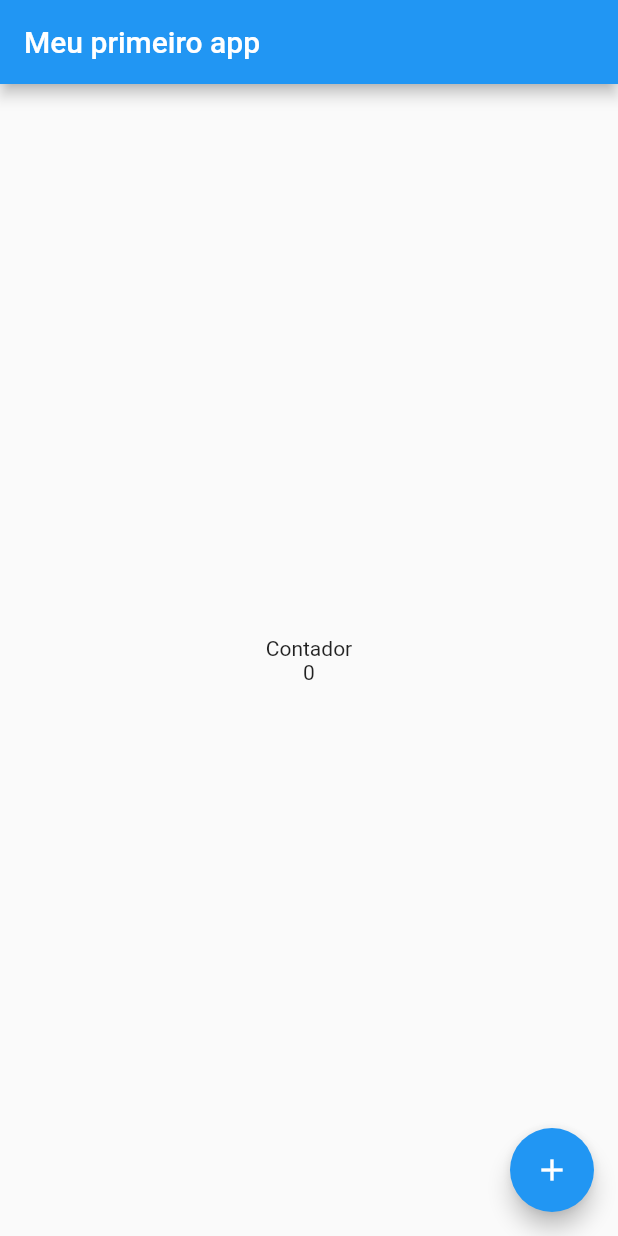
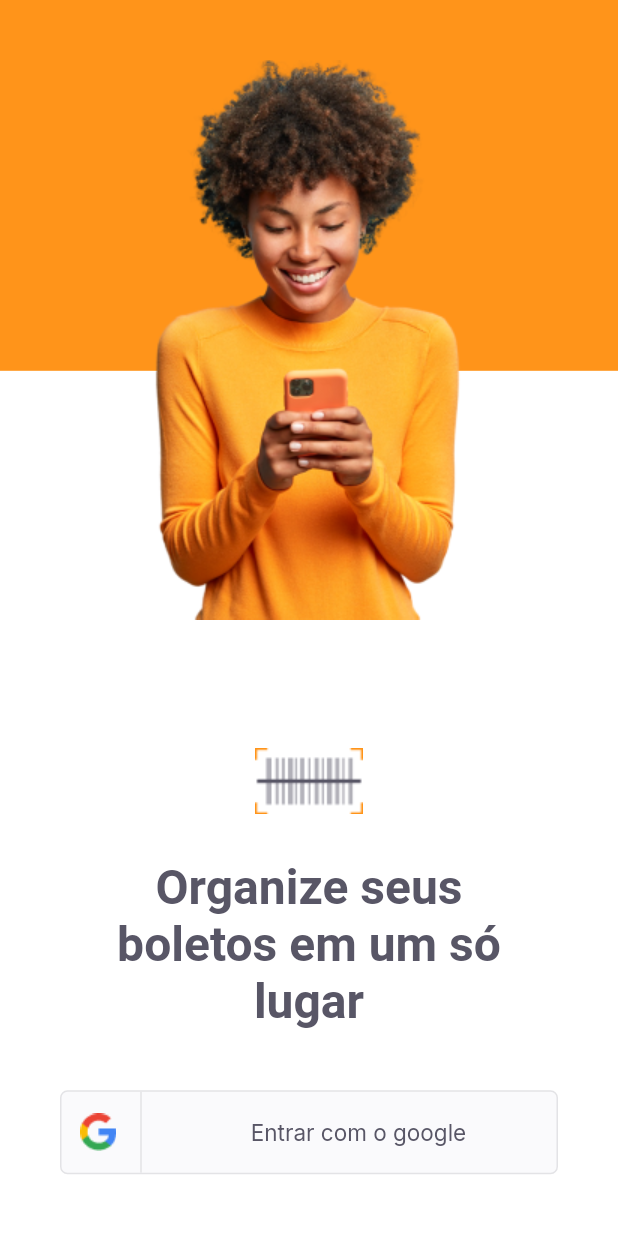
Before and after one commit to danielg-favero/PayFlow-NLWTogether-Flutter, a Flutter app: the screen it shows after launch, on a phone screen of 412 x 824 dp. Run offline on Flutter 3.47's test engine with Material 2 defaults, Android fonts, the light colour scheme and no system bars; our stand-ins replace google_fonts.

Commit message:
chore: adicionado splash screen e login screen

```diff
--- a/lib/main.dart
+++ b/lib/main.dart
@@ -1,41 +1,20 @@
 // importando o flutter para dentro do dart
 import 'package:flutter/material.dart';
+import 'package:payflow_nlw_together_flutter/models/login/loginPage.dart';
+import 'package:payflow_nlw_together_flutter/models/splash/splashPage.dart';
+import 'package:payflow_nlw_together_flutter/shared/themes/appColors.dart';
 
 void main() {
-  runApp(MaterialApp(
-      theme: ThemeData(primarySwatch: Colors.blue), home: HomePage()));
+  runApp(AppWidget());
 }
 
-class HomePage extends StatefulWidget {
-  @override
-  State<HomePage> createState() => _HomePageState();
-}
-
-class _HomePageState extends State<HomePage> {
-  var count = 0;
-
-  void increment() {
-    count++;
-    setState(() {});
-  }
-
+class AppWidget extends StatelessWidget {
   @override
   Widget build(BuildContext context) {
-    return Scaffold(
-      appBar: AppBar(
-        title: Text("Meu primeiro app"),
-      ),
-      body: Center(
-          child: Text(
-        "Contador\n$count",
-        textAlign: TextAlign.center,
-      )),
-      floatingActionButton: FloatingActionButton(
-        child: const Icon(Icons.add),
-        onPressed: () {
-          increment();
-        },
-      ),
+    return MaterialApp(
+      title: "Payflow",
+      theme: ThemeData(primaryColor: AppColors.primary),
+      home: LoginPage(),
     );
   }
 }
--- /dev/null
+++ b/lib/models/home/homePage.dart
@@ -0,0 +1,10 @@
+import 'package:flutter/material.dart';
+
+class HomePage extends StatelessWidget {
+  @override
+  Widget build(BuildContext context) {
+    return Scaffold(
+      appBar: AppBar(title: Text("HomePage")),
+    );
+  }
+}
--- /dev/null
+++ b/lib/models/login/loginPage.dart
@@ -0,0 +1,68 @@
+import 'package:flutter/material.dart';
+import 'package:payflow_nlw_together_flutter/shared/themes/appColors.dart';
+import 'package:payflow_nlw_together_flutter/shared/themes/appImages.dart';
+import 'package:payflow_nlw_together_flutter/shared/themes/appTextStyles.dart';
+import 'package:payflow_nlw_together_flutter/shared/widgets/socialLogin/socialLoginButton.dart';
+
+class LoginPage extends StatefulWidget {
+  LoginPage({Key? key}) : super(key: key);
+
+  @override
+  _LoginPageState createState() => _LoginPageState();
+}
+
+class _LoginPageState extends State<LoginPage> {
+  @override
+  Widget build(BuildContext context) {
+    final size = MediaQuery.of(context).size;
+
+    return Scaffold(
+        backgroundColor: AppColors.background,
+        body: Container(
+            width: size.width,
+            height: size.height,
+            child: Stack(
+              children: [
+                Container(
+                  width: size.width,
+                  height: size.height * 0.3,
+                  color: AppColors.primary,
+                ),
+                Positioned(
+                  top: 40,
+                  left: 0,
+                  right: 0,
+                  child: Image.asset(
+                    AppImages.person,
+                    width: 208,
+                    height: 373,
+                  ),
+                ),
+                Positioned(
+                    bottom: size.height * 0.05,
+                    left: 0,
+                    right: 0,
+                    child: Column(
+                      mainAxisAlignment: MainAxisAlignment.center,
+                      crossAxisAlignment: CrossAxisAlignment.center,
+                      children: [
+                        Image.asset(AppImages.logomini),
+                        Padding(
+                          padding: const EdgeInsets.only(
+                              top: 30, left: 70, right: 70),
+                          child: Text("Organize seus boletos em um só lugar",
+                              textAlign: TextAlign.center,
+                              style: TextStyles.titleHome),
+                        ),
+                        Padding(
+                            padding: const EdgeInsets.only(
+                                left: 40, right: 40, top: 40),
+                            child: SocialLoginButton(onTap: () {
+                              print("oiiii");
+                            }))
+                      ],
+                    ))
+              ],
+            )));
+  }
+}
--- /dev/null
+++ b/lib/models/splash/splashPage.dart
@@ -0,0 +1,17 @@
+import 'package:flutter/material.dart';
+import 'package:payflow_nlw_together_flutter/shared/themes/appColors.dart';
+import 'package:payflow_nlw_together_flutter/shared/themes/appImages.dart';
+
+class SplashPage extends StatelessWidget {
+  @override
+  Widget build(BuildContext context) {
+    return Scaffold(
+        backgroundColor: AppColors.background,
+        body: Stack(
+          children: [
+            Center(child: Image.asset(AppImages.union)),
+            Center(child: Image.asset(AppImages.logoFull))
+          ],
+        ));
+  }
+}
--- /dev/null
+++ b/lib/shared/themes/appColors.dart
@@ -0,0 +1,12 @@
+import 'package:flutter/material.dart';
+
+class AppColors {
+  static final primary = Color(0xFFFF941A);
+  static final grey = Color(0xFF585666);
+  static final detete = Color(0xFFE83F5B);
+  static final heading = Color(0xFF585666);
+  static final body = Color(0xFF706E74);
+  static final stroke = Color(0xFFE3E3E6);
+  static final shape = Color(0xFFFAFAFC);
+  static final background = Color(0xFFFFFFFF);
+}
--- /dev/null
+++ b/lib/shared/themes/appImages.dart
@@ -0,0 +1,7 @@
+class AppImages {
+  static const logoFull = "assets/images/logofull.png";
+  static const logomini = "assets/images/logomini.png";
+  static const union = "assets/images/union.png";
+  static const person = "assets/images/person.png";
+  static const google = "assets/images/google.png";
+}
--- /dev/null
+++ b/lib/shared/themes/appTextStyles.dart
@@ -0,0 +1,111 @@
+import 'package:flutter/material.dart';
+import 'package:google_fonts/google_fonts.dart';
+import 'package:payflow_nlw_together_flutter/shared/themes/appColors.dart';
+
+class TextStyles {
+  static final titleHome = GoogleFonts.lexendDeca(
+    fontSize: 32,
+    fontWeight: FontWeight.w600,
+    color: AppColors.heading,
+  );
+  static final titleRegular = GoogleFonts.lexendDeca(
+    fontSize: 20,
+    fontWeight: FontWeight.w400,
+    color: AppColors.heading,
+  );
+  static final titleBoldHeading = GoogleFonts.lexendDeca(
+    fontSize: 20,
+    fontWeight: FontWeight.w600,
+    color: AppColors.heading,
+  );
+  static final titleBoldBackground = GoogleFonts.lexendDeca(
+    fontSize: 20,
+    fontWeight: FontWeight.w600,
+    color: AppColors.background,
+  );
+  static final titleListTile = GoogleFonts.lexendDeca(
+    fontSize: 17,
+    fontWeight: FontWeight.w600,
+    color: AppColors.heading,
+  );
+  static final trailingRegular = GoogleFonts.lexendDeca(
+    fontSize: 16,
+    fontWeight: FontWeight.w400,
+    color: AppColors.heading,
+  );
+  static final trailingBold = GoogleFonts.lexendDeca(
+    fontSize: 16,
+    fontWeight: FontWeight.w600,
+    color: AppColors.heading,
+  );
+  static final buttonPrimary = GoogleFonts.inter(
+    fontSize: 15,
+    fontWeight: FontWeight.w400,
+    color: AppColors.primary,
+  );
+  static final buttonHeading = GoogleFonts.inter(
+    fontSize: 15,
+    fontWeight: FontWeight.w400,
+    color: AppColors.heading,
+  );
+  static final buttonGray = GoogleFonts.inter(
+    fontSize: 15,
+    fontWeight: FontWeight.w400,
+    color: AppColors.grey,
+  );
+  static final buttonBackground = GoogleFonts.inter(
+    fontSize: 15,
+    fontWeight: FontWeight.w400,
+    color: AppColors.background,
+  );
+  static final buttonBoldPrimary = GoogleFonts.inter(
+    fontSize: 15,
+    fontWeight: FontWeight.w700,
+    color: AppColors.primary,
+  );
+  static final buttonBoldHeading = GoogleFonts.inter(
+    fontSize: 15,
+    fontWeight: FontWeight.w700,
+    color: AppColors.heading,
+  );
+  static final buttonBoldGray = GoogleFonts.inter(
+    fontSize: 15,
+    fontWeight: FontWeight.w700,
+    color: AppColors.grey,
+  );
+  static final buttonBoldBackground = GoogleFonts.inter(
+    fontSize: 15,
+    fontWeight: FontWeight.w700,
+    color: AppColors.background,
+  );
+  static final captionBackground = GoogleFonts.lexendDeca(
+    fontSize: 13,
+    fontWeight: FontWeight.w400,
+    color: AppColors.background,
+  );
+  static final captionShape = GoogleFonts.lexendDeca(
+    fontSize: 13,
+    fontWeight: FontWeight.w400,
+    color: AppColors.shape,
+  );
+  static final captionBody = GoogleFonts.lexendDeca(
+    fontSize: 13,
+    fontWeight: FontWeight.w400,
+    color: AppColors.body,
+  );
+  static final captionBoldBackground = GoogleFonts.lexendDeca(
+    fontSize: 13,
+    fontWeight: FontWeight.w600,
+    color: AppColors.background,
+  );
+  static final captionBoldShape = GoogleFonts.lexendDeca(
+    fontSize: 13,
+    fontWeight: FontWeight.w600,
+    color: AppColors.shape,
+  );
+  static final captionBoldBody = GoogleFonts.lexendDeca(
+    fontSize: 13,
+    fontWeight: FontWeight.w600,
+    color: AppColors.body,
+  );
+}
--- /dev/null
+++ b/lib/shared/widgets/socialLogin/socialLoginButton.dart
@@ -0,0 +1,48 @@
+import 'package:flutter/material.dart';
+import 'package:payflow_nlw_together_flutter/shared/themes/appColors.dart';
+import 'package:payflow_nlw_together_flutter/shared/themes/appImages.dart';
+import 'package:payflow_nlw_together_flutter/shared/themes/appTextStyles.dart';
+
+class SocialLoginButton extends StatelessWidget {
+  const SocialLoginButton({Key? key, required this.onTap}) : super(key: key);
+  final VoidCallback onTap;
+
+  @override
+  Widget build(BuildContext context) {
+    return InkWell(
+      onTap: onTap,
+      child: Container(
+          height: 56,
+          decoration: BoxDecoration(
+              color: AppColors.shape,
+              borderRadius: BorderRadius.circular(5),
+              border:
+                  Border.fromBorderSide(BorderSide(color: AppColors.stroke))),
+          child: Row(
+            children: [
+              Expanded(
+                  flex: 1,
+                  child: Row(
+                      mainAxisAlignment: MainAxisAlignment.center,
+                      children: [
+                        Image.asset(AppImages.google),
+                        SizedBox(width: 16),
+                        Container(height: 56, width: 1, color: AppColors.stroke)
+                      ])),
+              Expanded(
+                flex: 4,
+                child: Row(
+                  mainAxisAlignment: MainAxisAlignment.center,
+                  children: [
+                    Text(
+                      "Entrar com o google",
+                      style: TextStyles.buttonGray,
+                    )
+                  ],
+                ),
+              ),
+            ],
+          )),
+    );
+  }
+}
--- a/pubspec.yaml
+++ b/pubspec.yaml
@@ -34,6 +34,7 @@ dependencies:
   # The following adds the Cupertino Icons font to your application.
   # Use with the CupertinoIcons class for iOS style icons.
   cupertino_icons: ^1.0.2
+  google_fonts: ^2.3.1
 
 dev_dependencies:
   flutter_test:
@@ -58,9 +59,8 @@ flutter:
   uses-material-design: true
 
   # To add assets to your application, add an assets section, like this:
-  # assets:
-  #   - images/a_dot_burr.jpeg
-  #   - images/a_dot_ham.jpeg
+  assets:
+    - assets/images/
 
   # An image asset can refer to one or more resolution-specific "variants", see
   # https://flutter.dev/assets-and-images/#resolution-aware.
```
Also changed, not shown: assets/images/google.png (added), assets/images/logofull.png (added), assets/images/logomini.png (added), assets/images/person.png (added), assets/images/union.png (added), pubspec.lock, 1 other file.
